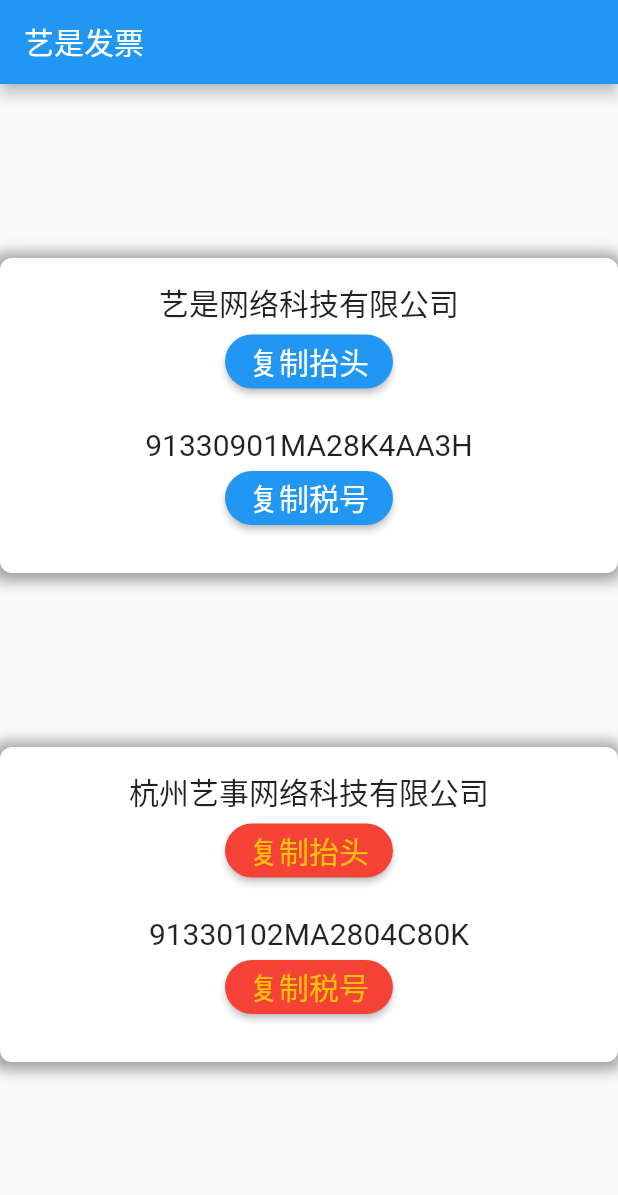
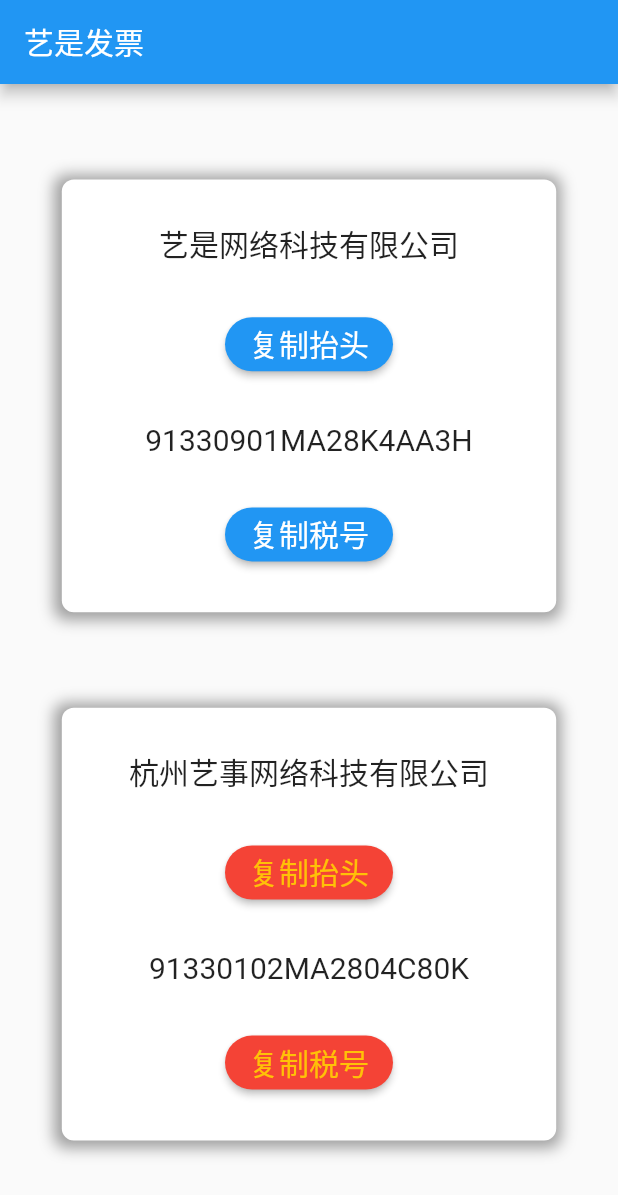
Before and after one commit to fbyfbyfby/flutterDemo, a Flutter app: the screen it shows after launch, on a phone screen of 412 x 824 dp. Shown: the top 1195 px of the screen. Run offline on Flutter 3.47's test engine with Material 2 defaults, Android fonts, the phone set to English and light mode, and no system bars; our stand-ins replace fluttertoast.

Commit message:
完成修改

```diff
--- a/flutter_demo/lib/main.dart
+++ b/flutter_demo/lib/main.dart
@@ -1,21 +1,29 @@
 import 'package:flutter/material.dart';
-import 'dart:ui' as ui;
 import 'package:fluttertoast/fluttertoast.dart';
 import 'package:flutter/services.dart';
+import 'package:flutter_demo/util/ScreenUtils.dart';
 
 void main() => runApp(new MyApp());
 
 class MyApp extends StatelessWidget {
   @override
   Widget build(BuildContext context) {
+    return new MaterialApp(
+      home: new HomePageWidget(),
+    );
+  }
+}
+
+class HomePageWidget extends StatelessWidget {
+  @override
+  Widget build(BuildContext context) {
     final appName = "艺是发票助手";
-    MediaQueryData mediaQuery = MediaQueryData.fromWindow(ui.window);
-    var w = mediaQuery.size.width; //屏幕宽度
-    var h = mediaQuery.size.height; //屏幕高度
     const name1 = '艺是网络科技有限公司';
     const num1 = '91330901MA28K4AA3H';
     const name2 = '杭州艺事网络科技有限公司';
     const num2 = '91330102MA2804C80K';
+    var w = ScreenUtils.screenW(context);
+    var h = ScreenUtils.screenH(context);
     return new MaterialApp(
       title: appName,
       home: new Scaffold(
@@ -27,7 +35,6 @@
           mainAxisAlignment: MainAxisAlignment.spaceEvenly,
           children: <Widget>[
             new Container(
-              padding: EdgeInsets.all(15),
               height: 0.35 * h,
               width: 0.8 * w,
               decoration: BoxDecoration(
@@ -44,7 +51,7 @@
                     const BorderRadius.all(const Radius.circular(8.0)),
               ),
               child: Column(
-                mainAxisAlignment: MainAxisAlignment.start,
+                mainAxisAlignment: MainAxisAlignment.spaceEvenly,
                 children: <Widget>[
                   Text(
                     name1,
@@ -68,10 +75,9 @@
                     },
                     child: new Text(
                       "复制抬头",
-                      style: TextStyle(fontSize: 20,color: Colors.white),
+                      style: TextStyle(fontSize: 20, color: Colors.white),
                     ),
                   ),
-                  Container(height: 20),
                   Text(
                     num1,
                     textAlign: TextAlign.left,
@@ -94,14 +100,13 @@
                     },
                     child: new Text(
                       "复制税号",
-                      style: TextStyle(fontSize: 20,color: Colors.white),
+                      style: TextStyle(fontSize: 20, color: Colors.white),
                     ),
                   )
                 ],
               ),
             ),
             new Container(
-              padding: EdgeInsets.all(15),
               height: 0.35 * h,
               width: 0.8 * w,
               decoration: BoxDecoration(
@@ -118,7 +123,7 @@
                     const BorderRadius.all(const Radius.circular(8.0)),
               ),
               child: Column(
-                mainAxisAlignment: MainAxisAlignment.start,
+                mainAxisAlignment: MainAxisAlignment.spaceEvenly,
                 children: <Widget>[
                   Text(
                     name2,
@@ -142,10 +147,9 @@
                     },
                     child: new Text(
                       "复制抬头",
-                      style: TextStyle(fontSize: 20,color: Colors.amber),
+                      style: TextStyle(fontSize: 20, color: Colors.amber),
                     ),
                   ),
-                  Container(height: 20),
                   Text(
                     num2,
                     textAlign: TextAlign.left,
@@ -168,7 +172,7 @@
                     },
                     child: new Text(
                       "复制税号",
-                      style: TextStyle(fontSize: 20,color: Colors.amber),
+                      style: TextStyle(fontSize: 20, color: Colors.amber),
                     ),
                   )
                 ],
--- /dev/null
+++ b/flutter_demo/lib/util/ScreenUtils.dart
@@ -0,0 +1,24 @@
+import 'package:flutter/material.dart';
+
+class ScreenUtils {
+  /// screen width
+  /// 当前屏幕 宽
+  static double screenW(BuildContext context) {
+    MediaQueryData mediaQuery = MediaQuery.of(context);
+    return mediaQuery.size.width;
+  }
+
+  /// screen height
+  /// 当前屏幕 高
+  static double screenH(BuildContext context) {
+    MediaQueryData mediaQuery = MediaQuery.of(context);
+    return mediaQuery.size.height;
+  }
+
+  /// screen density
+  /// 当前屏幕 像素密度
+  static double getScreenDensity(BuildContext context) {
+    MediaQueryData mediaQuery = MediaQuery.of(context);
+    return mediaQuery.devicePixelRatio;
+  }
+}
```
Also changed, not shown: flutter_demo/pubspec.lock.
